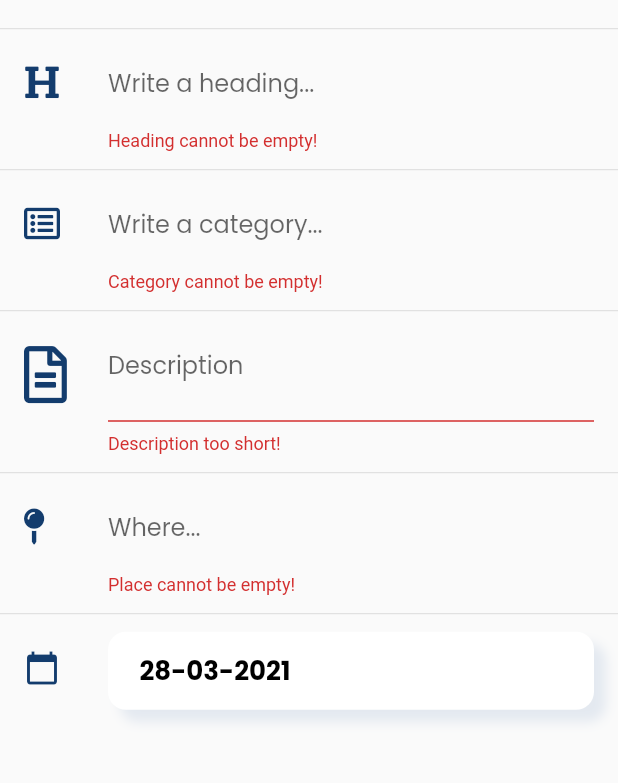
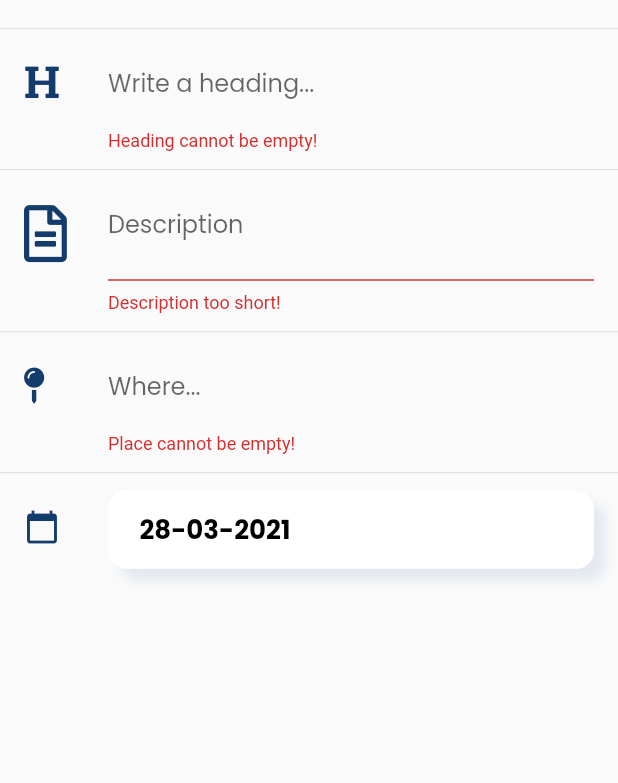
Before and after one commit to vaibhavagrwal/lost_found_app, a Flutter app: the CreateAdScreen screen opened directly, after a tap on "Post", on a phone screen of 412 x 824 dp, the part 446-1229 px from its top. Run offline on Flutter 3.47's test engine with Material 2 defaults, Android fonts, the light colour scheme and no system bars; our stand-ins replace animated_text_kit, cached_network_image, cloud_firestore, firebase_auth, firebase_core, firebase_storage and 12 more; missing offline and left inert: animated_button, emoji_picker, esys_flutter_share, slimy_card; accounts and stored records are empty.

```diff
--- a/lib/screens/create_ad_screen.dart
+++ b/lib/screens/create_ad_screen.dart
@@ -455,33 +455,33 @@ class _CreateAdScreenState extends State<CreateAdScreen> {
                         ),
                       ),
                     ),
-                    Divider(),
-                    ListTile(
-                      leading: FaIcon(
-                        FontAwesomeIcons.listAlt,
-                        color: primaryColour,
-                      ),
-                      title: Container(
-                        width: 250.0 * ScreenSize.widthMultiplyingFactor,
-                        child: TextFormField(
-                          controller: categoryController,
-                          decoration: InputDecoration(
-                            hintText: "Write a category...",
-                            hintStyle: GoogleFonts.poppins(),
-                            border: InputBorder.none,
-                          ),
-                          validator: (val) {
-                            if (val.length == 0) {
-                              return "Category cannot be empty!";
-                            }
-                            return null;
-                          },
-                          onSaved: (val) {
-                            category = val;
-                          },
-                        ),
-                      ),
-                    ),
+                    // Divider(),
+                    // ListTile(
+                    //   leading: FaIcon(
+                    //     FontAwesomeIcons.listAlt,
+                    //     color: primaryColour,
+                    //   ),
+                    //   title: Container(
+                    //     width: 250.0 * ScreenSize.widthMultiplyingFactor,
+                    //     child: TextFormField(
+                    //       controller: categoryController,
+                    //       decoration: InputDecoration(
+                    //         hintText: "Write a category...",
+                    //         hintStyle: GoogleFonts.poppins(),
+                    //         border: InputBorder.none,
+                    //       ),
+                    //       validator: (val) {
+                    //         if (val.length == 0) {
+                    //           return "Category cannot be empty!";
+                    //         }
+                    //         return null;
+                    //       },
+                    //       onSaved: (val) {
+                    //         category = val;
+                    //       },
+                    //     ),
+                    //   ),
+                    // ),
                     Divider(),
                     ListTile(
                       leading: FaIcon(
--- a/lib/screens/item_detail_screen.dart
+++ b/lib/screens/item_detail_screen.dart
@@ -383,7 +383,7 @@ class _ItemDetailScreenState extends State<ItemDetailScreen> {
                             bottom: height * 0.02),
                         child: AnimatedButton(
                           child: Text(
-                            widget.type == 'Lost' ? 'CLAIM' : 'CLAIM',
+                            widget.type == 'Lost' ? 'HELP' : 'CLAIM',
                             style: GoogleFonts.poppins(
                               fontSize: 22,
                               color: Colors.black,
--- a/lib/screens/signup_screen.dart
+++ b/lib/screens/signup_screen.dart
@@ -315,8 +315,6 @@ class _SignUpScreenState extends State<SignUpScreen> {
                                 FocusScope.of(context)
                                     .requestFocus(_nameFocusNode);
                               },
-                              autovalidateMode:
-                                  AutovalidateMode.onUserInteraction,
                               textInputAction: TextInputAction.next,
                               decoration: InputDecoration(
                                 suffixIcon: IconButton(
```
Also changed, not shown: pubspec.yaml (line endings or trailing spaces), 8 other files.
